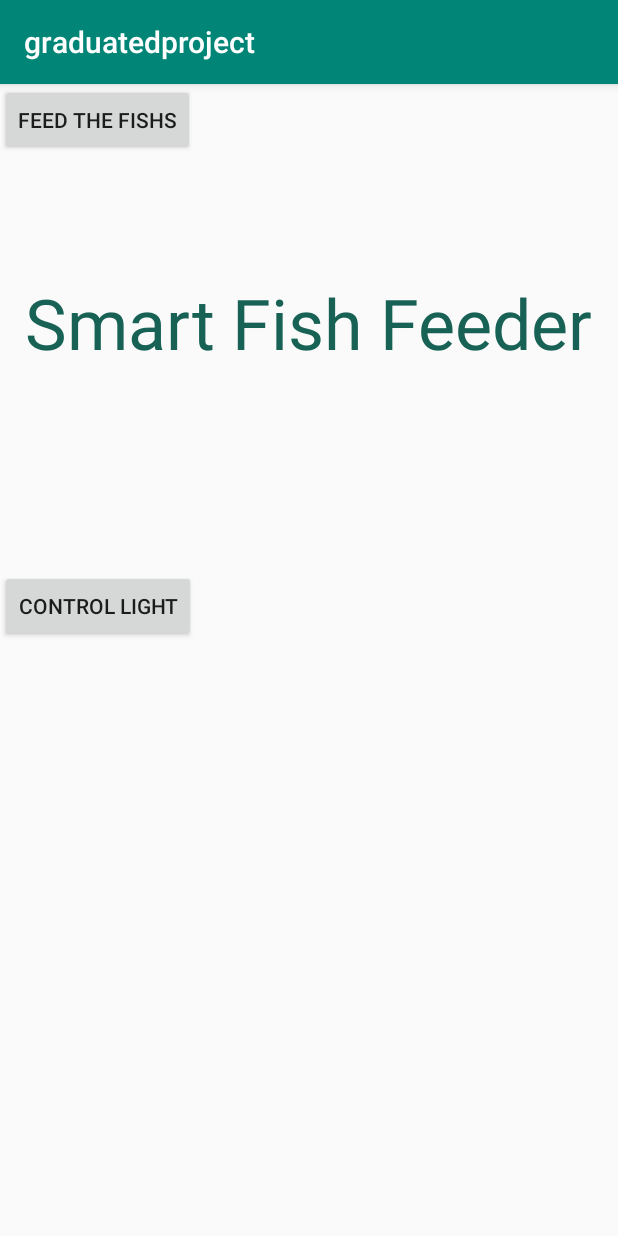
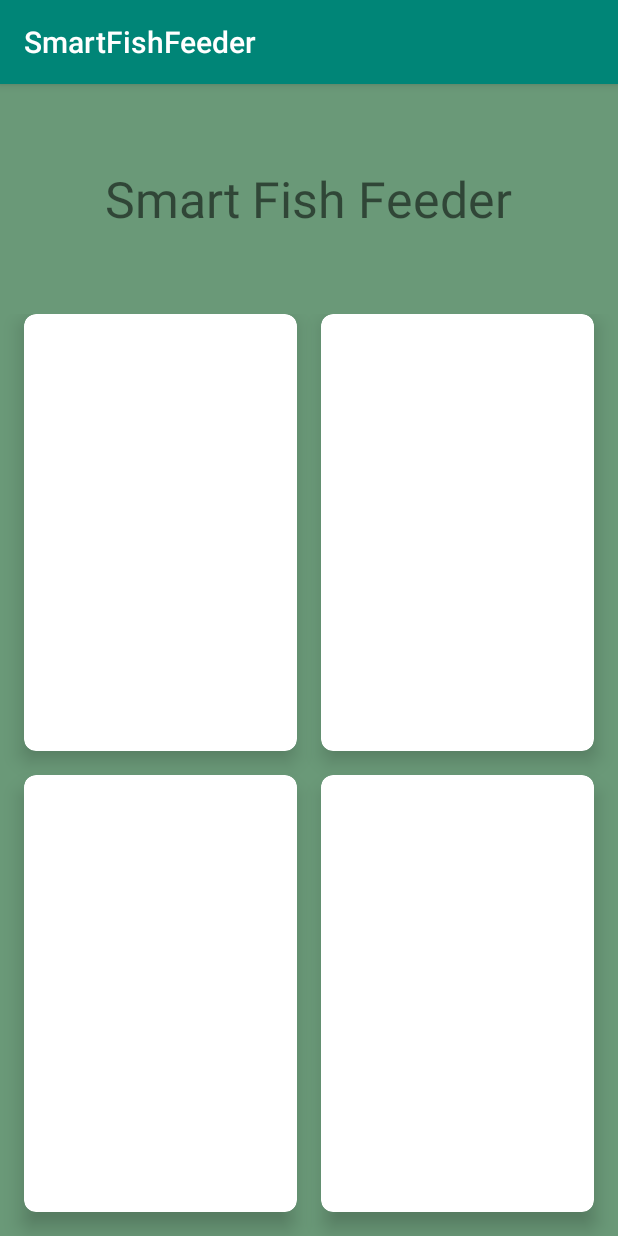
Before and after one commit to Otimusblue/GraduteProject, an Android app: the screen it shows after launch (MainActivity), on a phone screen of 412 x 824 dp. Run offline under Robolectric (Android 15) with nearby library versions, the phone set to English and light mode, and no system bars; our stand-ins replace Firebase (no records; nobody signed in at launch, a user with empty details on screens opened directly).

Commit message:
Cardview

```diff
--- a/graduatedproject/app/build.gradle
+++ b/graduatedproject/app/build.gradle
@@ -21,6 +21,7 @@ android {
 dependencies {
   implementation fileTree(dir: 'libs', include: ['*.jar'])
   implementation 'androidx.appcompat:appcompat:1.0.0'
+  implementation 'androidx.cardview:cardview:1.0.0'
   implementation 'com.android.support.constraint:constraint-layout:1.1.3'
   implementation 'com.google.firebase:firebase-analytics:17.2.0'
   implementation 'com.google.firebase:firebase-messaging:19.0.1'
--- a/graduatedproject/app/src/main/AndroidManifest.xml
+++ b/graduatedproject/app/src/main/AndroidManifest.xml
@@ -6,7 +6,7 @@
     <application
         android:allowBackup="true"
         android:icon="@mipmap/ic_launcher"
-        android:label="@string/app_name"
+        android:label="SmartFishFeeder"
         android:roundIcon="@mipmap/ic_launcher_round"
         android:supportsRtl="true"
         android:theme="@style/AppTheme">
@@ -14,7 +14,8 @@
         </activity>
         <activity android:name=".SecondActivity">
         </activity>
-        <activity android:name=".MainActivity">
+        <activity android:name=".MainActivity"
+            >
             <intent-filter>
                 <action android:name="android.intent.action.MAIN"/>
 
--- a/graduatedproject/app/src/main/java/com/example/graduatedproject/MainActivity.java
+++ b/graduatedproject/app/src/main/java/com/example/graduatedproject/MainActivity.java
@@ -2,11 +2,14 @@ package com.example.graduatedproject;
 
 import android.content.Intent;
 import android.view.View;
+import android.view.Window;
 import android.widget.Button;
+import android.widget.Toast;
 import androidx.appcompat.app.AppCompatActivity;
 import android.os.Bundle;
 import com.google.firebase.database.DatabaseReference;
 import com.google.firebase.database.FirebaseDatabase;
+
 
 public class MainActivity extends AppCompatActivity {
 
@@ -16,24 +19,31 @@ public class MainActivity extends AppCompatActivity {
     @Override
     protected void onCreate(Bundle savedInstanceState) {
         super.onCreate(savedInstanceState);
+     //   this.requestWindowFeature(Window.FEATURE_NO_TITLE);
         setContentView(R.layout.activity_main);
 
 
-        btnControlLight = (Button) findViewById(R.id.control_light);
-        btnFeed = (Button) findViewById(R.id.feed_fish);
+//        btnControlLight = (Button) findViewById(R.id.control_light);
+//        btnFeed = (Button) findViewById(R.id.feed_fish);
 
-        btnControlLight.setOnClickListener(new View.OnClickListener() {
-            @Override
-            public void onClick(View v) {
-                openActivity2();
-            }
-        });
-        btnFeed.setOnClickListener(new View.OnClickListener() {
-            @Override
-            public void onClick(View v) {
-                openActivity3();
-            }
-        });
+//        btnControlLight.setOnClickListener(new View.OnClickListener() {
+//            @Override
+//            public void onClick(View v) {
+//                openActivity2();
+//            }
+//        });
+//        btnFeed.setOnClickListener(new View.OnClickListener() {
+//            @Override
+//            public void onClick(View v) {
+//                try {
+//                    rootRef.child("SERVO").setValue("ON");
+//                    Toast.makeText(MainActivity.this, "Feed the fishs!",
+//                            Toast.LENGTH_LONG).show();
+//                } catch (Exception e) {
+//                    e.printStackTrace();
+//                }
+//            }
+//        });
 
         //database reference pointing to root of database
         rootRef = FirebaseDatabase.getInstance().getReference();
--- a/graduatedproject/app/src/main/res/layout/activity_main.xml
+++ b/graduatedproject/app/src/main/res/layout/activity_main.xml
@@ -1,43 +1,143 @@
 <?xml version="1.0" encoding="utf-8"?>
-<androidx.constraintlayout.widget.ConstraintLayout
+<!--<androidx.constraintlayout.widget.ConstraintLayout-->
+    <!--xmlns:android="http://schemas.android.com/apk/res/android"-->
+    <!--xmlns:app="http://schemas.android.com/apk/res-auto"-->
+    <!--xmlns:tools="http://schemas.android.com/tools"-->
+    <!--android:id="@+id/btnLight"-->
+    <!--android:layout_width="match_parent"-->
+    <!--android:layout_height="match_parent"-->
+    <!--android:background="#6a9978"-->
+    <!--tools:context=".MainActivity"-->
+    <!--&gt;-->
+    <!--<TextView-->
+    <!--android:id="@+id/textView"-->
+    <!--android:layout_width="wrap_content"-->
+    <!--android:layout_height="wrap_content"-->
+    <!--android:layout_marginBottom="8dp"-->
+    <!--android:layout_marginEnd="8dp"-->
+    <!--android:layout_marginStart="8dp"-->
+    <!--android:layout_marginTop="128dp"-->
+    <!--android:text="Smart Fish Feeder"-->
+    <!--android:textColor="@color/colorAccent"-->
+    <!--android:textSize="70px"-->
+    <!--app:layout_constraintBottom_toTopOf="@+id/control_light"-->
+    <!--app:layout_constraintEnd_toEndOf="parent"-->
+    <!--app:layout_constraintHorizontal_bias="0.497"-->
+    <!--app:layout_constraintStart_toStartOf="parent"-->
+    <!--app:layout_constraintTop_toTopOf="parent"-->
+    <!--app:layout_constraintVertical_bias="0.408"-->
+    <!--/>-->
+    <!--<Button-->
+        <!--android:id="@+id/control_light"-->
+        <!--android:layout_width="wrap_content"-->
+        <!--android:layout_height="wrap_content"-->
+        <!--android:layout_marginBottom="396dp"-->
+        <!--android:layout_marginEnd="8dp"-->
+        <!--android:layout_marginStart="8dp"-->
+        <!--android:text="CONTROL LIGHT"-->
+        <!--app:layout_constraintBottom_toBottomOf="parent"-->
+        <!--app:layout_constraintEnd_toEndOf="parent"-->
+        <!--app:layout_constraintHorizontal_bias="0.496"-->
+        <!--app:layout_constraintStart_toStartOf="parent"-->
+        <!--/>-->
+    <!--<Button-->
+        <!--android:id="@+id/feed_fish"-->
+        <!--android:layout_width="wrap_content"-->
+        <!--android:layout_height="wrap_content"-->
+        <!--android:layout_marginBottom="8dp"-->
+        <!--android:layout_marginEnd="8dp"-->
+        <!--android:layout_marginStart="8dp"-->
+        <!--android:layout_marginTop="8dp"-->
+        <!--android:text="FEED THE FISHS"-->
+        <!--app:layout_constraintBottom_toBottomOf="parent"-->
+        <!--app:layout_constraintEnd_toEndOf="parent"-->
+        <!--app:layout_constraintHorizontal_bias="0.492"-->
+        <!--app:layout_constraintStart_toStartOf="parent"-->
+        <!--app:layout_constraintTop_toBottomOf="@+id/control_light"-->
+        <!--app:layout_constraintVertical_bias="0.114"-->
+        <!--/>-->
+<!--</androidx.constraintlayout.widget.ConstraintLayout>-->
+<androidx.appcompat.widget.LinearLayoutCompat
     xmlns:android="http://schemas.android.com/apk/res/android"
+    xmlns:tools="http://schemas.android.com/tools"
     xmlns:app="http://schemas.android.com/apk/res-auto"
-    xmlns:tools="http://schemas.android.com/tools"
     android:id="@+id/btnLight"
     android:layout_width="match_parent"
     android:layout_height="match_parent"
+    android:background="#6a9978"
+    android:orientation="vertical"
+    android:weightSum="10"
     tools:context=".MainActivity"
     >
-    <TextView
-        android:id="@+id/textView"
-        android:layout_width="wrap_content"
-        android:layout_height="wrap_content"
-        android:layout_marginEnd="8dp"
-        android:layout_marginStart="8dp"
-        android:layout_marginTop="128dp"
-        android:text="Smart Fish Feeder"
-        android:textColor="@color/colorAccent"
-        android:textSize="70px"
-        app:layout_constraintEnd_toEndOf="parent"
-        app:layout_constraintHorizontal_bias="0.497"
-        app:layout_constraintStart_toStartOf="parent"
-        app:layout_constraintTop_toTopOf="parent"
-        />
-    <Button
-        android:id="@+id/control_light"
-        android:layout_width="wrap_content"
-        android:layout_height="wrap_content"
-        android:layout_marginBottom="396dp"
-        android:text="CONTROL LIGHT"
-        app:layout_constraintBottom_toBottomOf="parent"
-        tools:layout_editor_absoluteX="140dp"
-        />
-    <Button
-        android:id="@+id/feed_fish"
-        android:layout_width="wrap_content"
-        android:layout_height="wrap_content"
-        android:text="FEED THE FISHS"
-        tools:layout_editor_absoluteX="141dp"
-        tools:layout_editor_absoluteY="357dp"
-        />
-</androidx.constraintlayout.widget.ConstraintLayout>
+    <RelativeLayout
+        android:layout_weight="2"
+        android:layout_width="match_parent"
+        android:layout_height="0dp"
+        >
+        <TextView
+            android:layout_width="wrap_content"
+            android:layout_height="wrap_content"
+            android:text="Smart Fish Feeder"
+            android:textSize="33dp"
+            android:layout_centerInParent="true"
+            />
+    </RelativeLayout>
+    <GridLayout
+        android:layout_weight="8"
+        android:layout_width="match_parent"
+        android:layout_height="0dp"
+        android:rowCount="2"
+        android:columnCount="2"
+        >
+        <androidx.cardview.widget.CardView
+            android:layout_width="0dp"
+            android:layout_height="0dp"
+            android:layout_columnWeight="1"
+            android:layout_rowWeight="1"
+            android:layout_marginLeft="16dp"
+            android:layout_marginRight="8dp"
+            android:layout_marginBottom="16dp"
+            app:cardElevation="8dp"
+            android:background="@color/colorAccent"
+            app:cardCornerRadius="8dp"
+            ></androidx.cardview.widget.CardView>
+        <androidx.cardview.widget.CardView
+            android:layout_width="0dp"
+            android:layout_height="0dp"
+            android:layout_columnWeight="1"
+            android:layout_rowWeight="1"
+            android:layout_marginLeft="8dp"
+            android:layout_marginRight="16dp"
+            android:layout_marginBottom="16dp"
+            android:background="@color/colorAccent"
+            app:cardElevation="8dp"
+            app:cardCornerRadius="8dp"
+            ></androidx.cardview.widget.CardView>
+        <androidx.cardview.widget.CardView
+            android:layout_width="0dp"
+            android:layout_height="0dp"
+            android:layout_columnWeight="1"
+            android:layout_rowWeight="1"
+            android:background="@color/colorAccent"
+            android:layout_marginLeft="16dp"
+            android:layout_marginRight="8dp"
+            android:layout_marginBottom="16dp"
+            app:cardElevation="8dp"
+            app:cardCornerRadius="8dp"
+            ></androidx.cardview.widget.CardView>
+        <androidx.cardview.widget.CardView
+            android:layout_width="0dp"
+            android:layout_height="0dp"
+            android:layout_columnWeight="1"
+            android:layout_rowWeight="1"
+            android:layout_marginLeft="8dp"
+            android:layout_marginRight="16dp"
+            android:layout_marginBottom="16dp"
+            app:cardElevation="8dp"
+            app:cardCornerRadius="8dp"
+            android:background="@color/colorAccent"
+            ></androidx.cardview.widget.CardView>
+
+    </GridLayout>
+
+</androidx.appcompat.widget.LinearLayoutCompat>
--- a/graduatedproject/app/src/main/res/values/colors.xml
+++ b/graduatedproject/app/src/main/res/values/colors.xml
@@ -2,5 +2,5 @@
 <resources>
     <color name="colorPrimary">#008577</color>
     <color name="colorPrimaryDark">#00574B</color>
-    <color name="colorAccent">#176155</color>
+    <color name="colorAccent">#FDFFFF</color>
 </resources>
```
Also changed, not shown: graduatedproject/app/src/main/java/com/example/graduatedproject/SecondActivity.java (+11 -1 lines), graduatedproject/app/src/main/res/layout/activity_second_acitivity.xml (+29 -43 lines), graduatedproject/app/src/main/res/drawable/bulb_off.png (added), graduatedproject/app/src/main/res/drawable/bulb_on.png (added).
